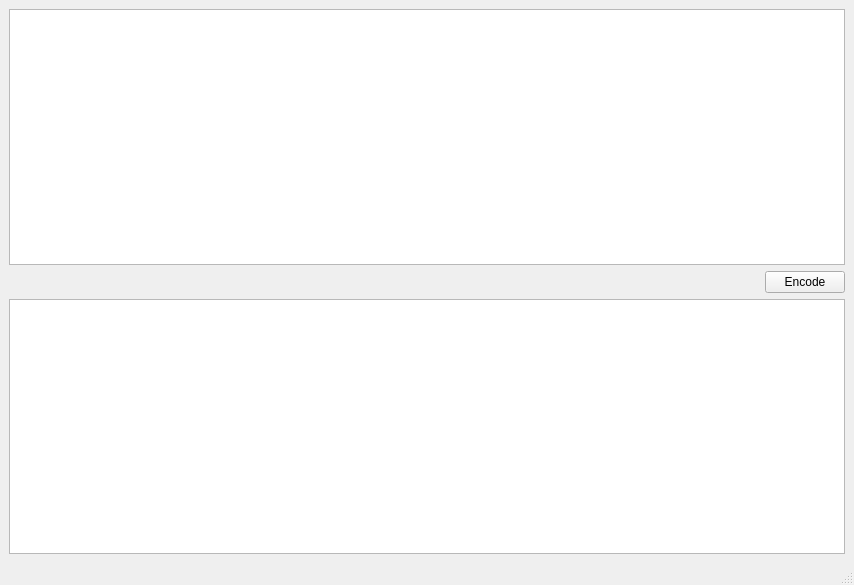
mutkuensert/Html-Encoder, file htmlencoderscreen.ui: the form before one commit.
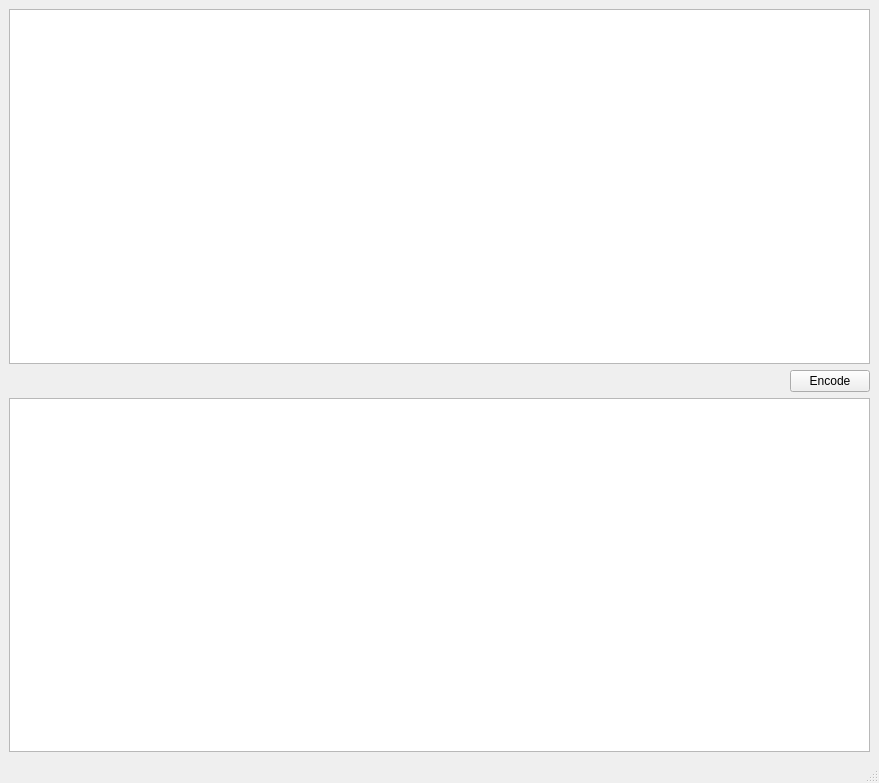
The form after the commit.

Commit message: Update HtmlEncoderScreen: Now the lines are not wrapped according to edit text box size. Instead, if the lines are too long, an horizontal scroll bar appears.

```diff
--- a/htmlencoderscreen.ui
+++ b/htmlencoderscreen.ui
@@ -6,8 +6,8 @@
    <rect>
     <x>0</x>
     <y>0</y>
-    <width>854</width>
-    <height>585</height>
+    <width>879</width>
+    <height>783</height>
    </rect>
   </property>
   <property name="windowTitle">
@@ -21,7 +21,17 @@
        <enum>QLayout::SetDefaultConstraint</enum>
       </property>
       <item>
-       <widget class="QPlainTextEdit" name="textEditUnencoded"/>
+       <widget class="QPlainTextEdit" name="textEditUnencoded">
+        <property name="verticalScrollBarPolicy">
+         <enum>Qt::ScrollBarAsNeeded</enum>
+        </property>
+        <property name="horizontalScrollBarPolicy">
+         <enum>Qt::ScrollBarAsNeeded</enum>
+        </property>
+        <property name="lineWrapMode">
+         <enum>QPlainTextEdit::NoWrap</enum>
+        </property>
+       </widget>
       </item>
       <item>
        <layout class="QHBoxLayout" name="horizontalLayout">
@@ -48,7 +58,17 @@
        </layout>
       </item>
       <item>
-       <widget class="QPlainTextEdit" name="textEditEncoded"/>
+       <widget class="QPlainTextEdit" name="textEditEncoded">
+        <property name="verticalScrollBarPolicy">
+         <enum>Qt::ScrollBarAsNeeded</enum>
+        </property>
+        <property name="horizontalScrollBarPolicy">
+         <enum>Qt::ScrollBarAsNeeded</enum>
+        </property>
+        <property name="lineWrapMode">
+         <enum>QPlainTextEdit::NoWrap</enum>
+        </property>
+       </widget>
       </item>
      </layout>
     </item>
```
Left out of the diff: 2 changed lines with no effect on the pictures. The commit also changes 1 other file.
